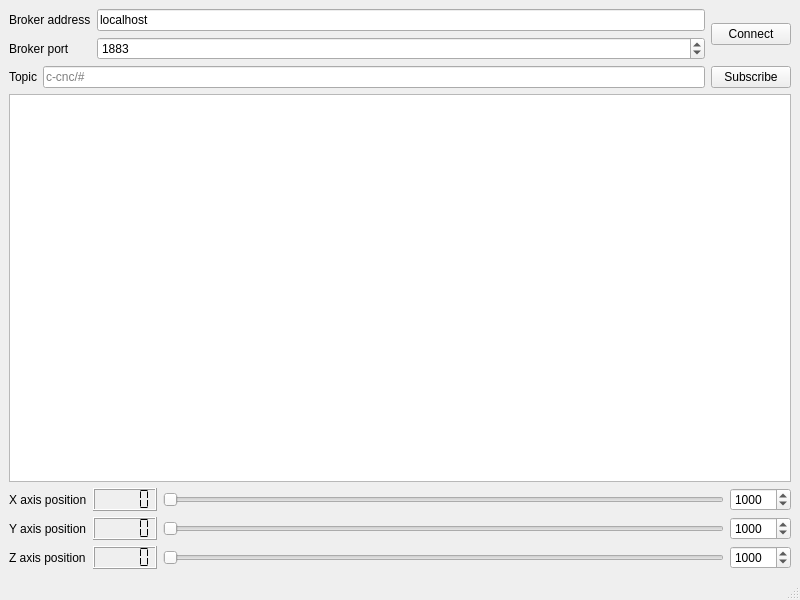
This is mainwindow.ui in pbosetti/c-cnc_view as Qt 5 draws it before an edit. The edited form follows.
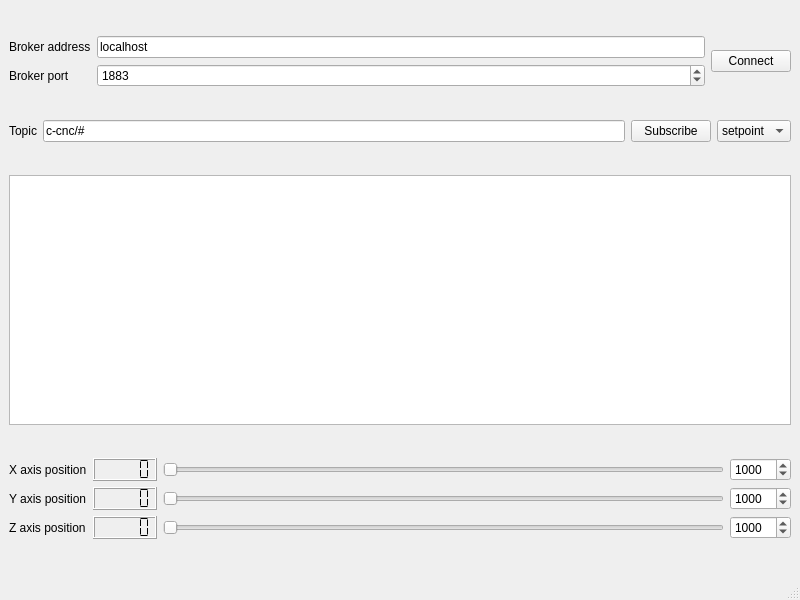
This is the edited form.

```diff
--- a/mainwindow.ui
+++ b/mainwindow.ui
@@ -80,6 +80,9 @@
         </item>
         <item row="0" column="1">
          <widget class="QLineEdit" name="topicField">
+          <property name="text">
+           <string>c-cnc/#</string>
+          </property>
           <property name="placeholderText">
            <string>c-cnc/#</string>
           </property>
@@ -94,12 +97,36 @@
         </property>
        </widget>
       </item>
+      <item row="0" column="2">
+       <widget class="QComboBox" name="streamComboBox">
+        <property name="currentIndex">
+         <number>0</number>
+        </property>
+        <item>
+         <property name="text">
+          <string>setpoint</string>
+         </property>
+        </item>
+        <item>
+         <property name="text">
+          <string>position</string>
+         </property>
+        </item>
+       </widget>
+      </item>
      </layout>
     </item>
     <item>
      <layout class="QVBoxLayout" name="verticalLayout">
       <item>
-       <widget class="QPlainTextEdit" name="logTextArea"/>
+       <widget class="QPlainTextEdit" name="logTextArea">
+        <property name="maximumSize">
+         <size>
+          <width>16777215</width>
+          <height>250</height>
+         </size>
+        </property>
+       </widget>
       </item>
      </layout>
     </item>
```
